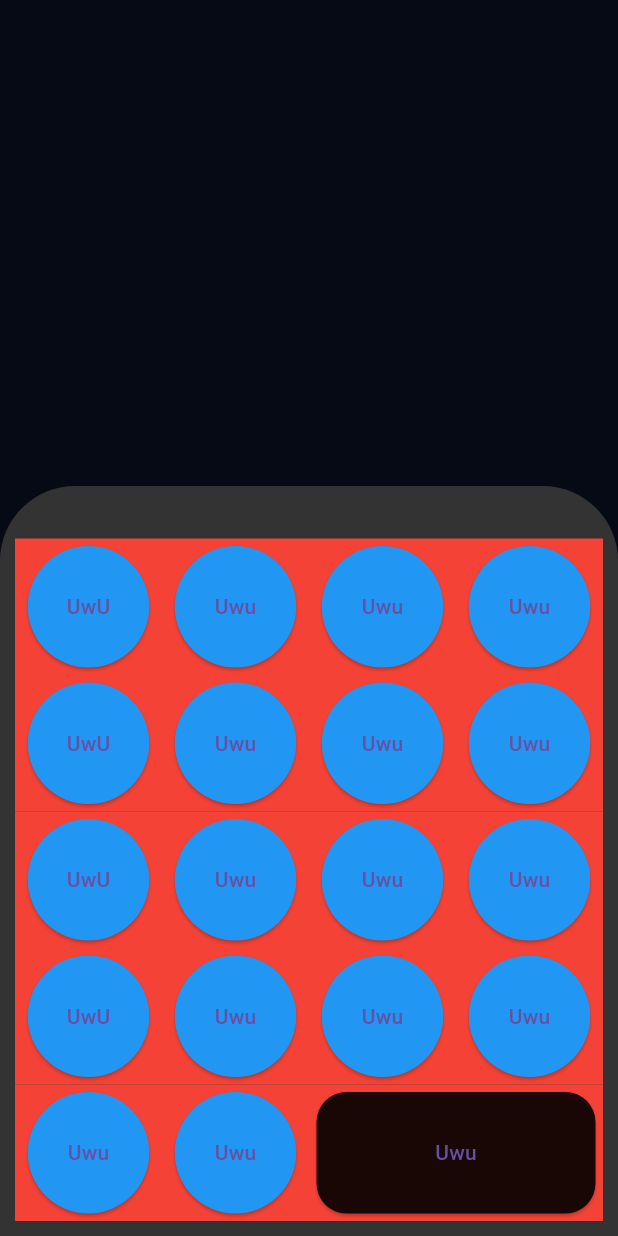
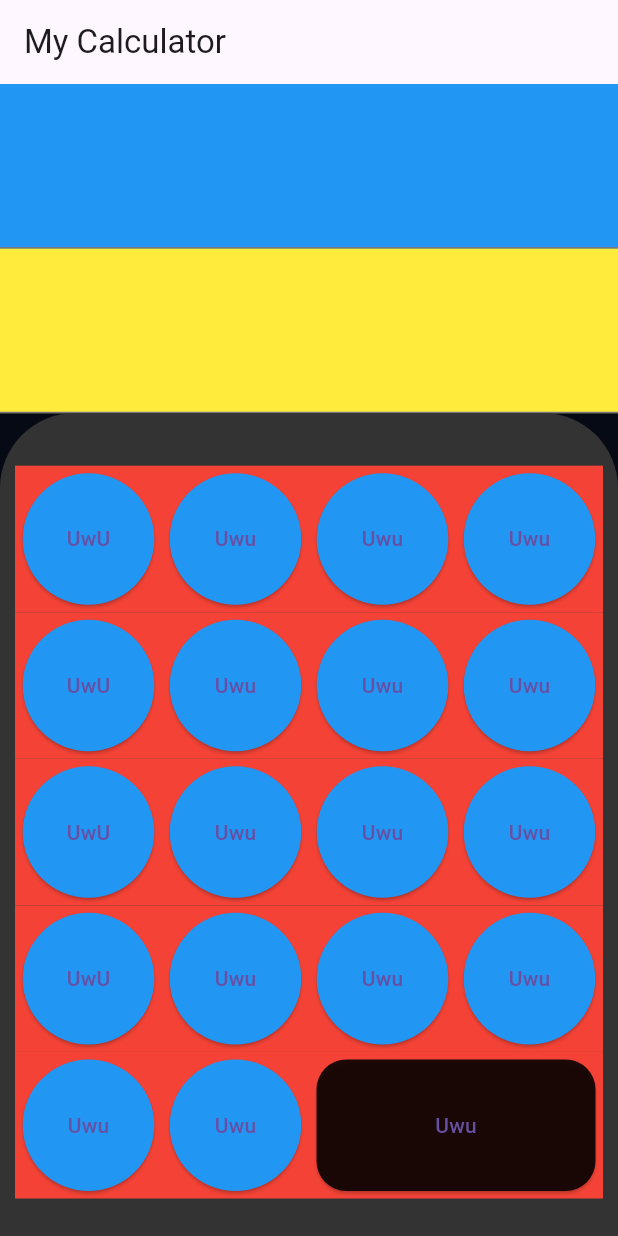
Before and after one commit to PizzaSpark/FlutterCalculator, a Flutter app: the screen it shows after launch, on a phone screen of 412 x 824 dp. Run offline on Flutter 3.47's test engine with Material 3 defaults, Android fonts, the phone set to English and light mode, and no system bars.

Commit message:
the textfield can now expand

```diff
--- a/lib/pages/calculator_page.dart
+++ b/lib/pages/calculator_page.dart
@@ -1,6 +1,7 @@
 import 'package:calc/widgets/button_bg.dart';
 import 'package:calc/widgets/button_row.dart';
 import 'package:calc/widgets/buttonwequal_row.dart';
+import 'package:calc/widgets/equation_textfield.dart';
 import 'package:flutter/cupertino.dart';
 import 'package:flutter/material.dart';
 import 'package:flutter/widgets.dart';
@@ -14,12 +15,20 @@ class CalculatorPage extends StatefulWidget {
 class _CalculatorPageState extends State<CalculatorPage> {
   @override
   Widget build(BuildContext context) {
-    return const Scaffold(
-      backgroundColor: Color.fromRGBO(6, 10, 20, 1),
+
+    final TextEditingController equationcontroller = TextEditingController();
+
+
+    return Scaffold(
+      appBar: AppBar(title: Text("My Calculator"),),
+      backgroundColor: const Color.fromRGBO(6, 10, 20, 1),
       body: Column(
         mainAxisAlignment: MainAxisAlignment.end,
+
         children: [
-          ButtonBG(
+          EquationTextfield(controller: equationcontroller, color: Colors.blue),
+          EquationTextfield(controller: equationcontroller, color: Colors.yellow),
+          const ButtonBG(
             children: [
               ButtonRow(),
               ButtonRow(),
--- a/lib/widgets/button_bg.dart
+++ b/lib/widgets/button_bg.dart
@@ -6,16 +6,18 @@ class ButtonBG extends StatelessWidget {
 
   @override
   Widget build(BuildContext context) {
-    return Container(
-      padding: const EdgeInsets.fromLTRB(10, 35, 10, 10),
+    return Expanded(
+      flex: 5,
+      child: Container(
+        padding: const EdgeInsets.fromLTRB(10, 35, 10, 25),
         decoration: const BoxDecoration(
           borderRadius: BorderRadius.only(
               topLeft: Radius.circular(50), topRight: Radius.circular(50)),
           color: Color.fromRGBO(51, 51, 51, 1),
         ),
-      height: 500,
         child: Column(
           children: children,
+        ),
       ),
     );
   }
--- /dev/null
+++ b/lib/widgets/equation_textfield.dart
@@ -0,0 +1,29 @@
+import 'package:flutter/cupertino.dart';
+import 'package:flutter/material.dart';
+
+class EquationTextfield extends StatefulWidget {
+  final TextEditingController controller;
+  final Color color;
+  const EquationTextfield({super.key, required this.controller, required this.color});
+
+  @override
+  State<EquationTextfield> createState() => _EquationTextfieldState();
+}
+
+class _EquationTextfieldState extends State<EquationTextfield> {
+  @override
+  Widget build(BuildContext context) {
+    return Expanded(
+      child: Container(
+            color: widget.color ,
+            child: TextField(
+                textAlign: TextAlign.right,
+                controller: widget.controller,
+                expands: true,
+                readOnly: false,
+                maxLines: null,
+              ),
+            ),
+    );
+  }
+}
```
Lines whose indentation alone changed are shown as unchanged.
